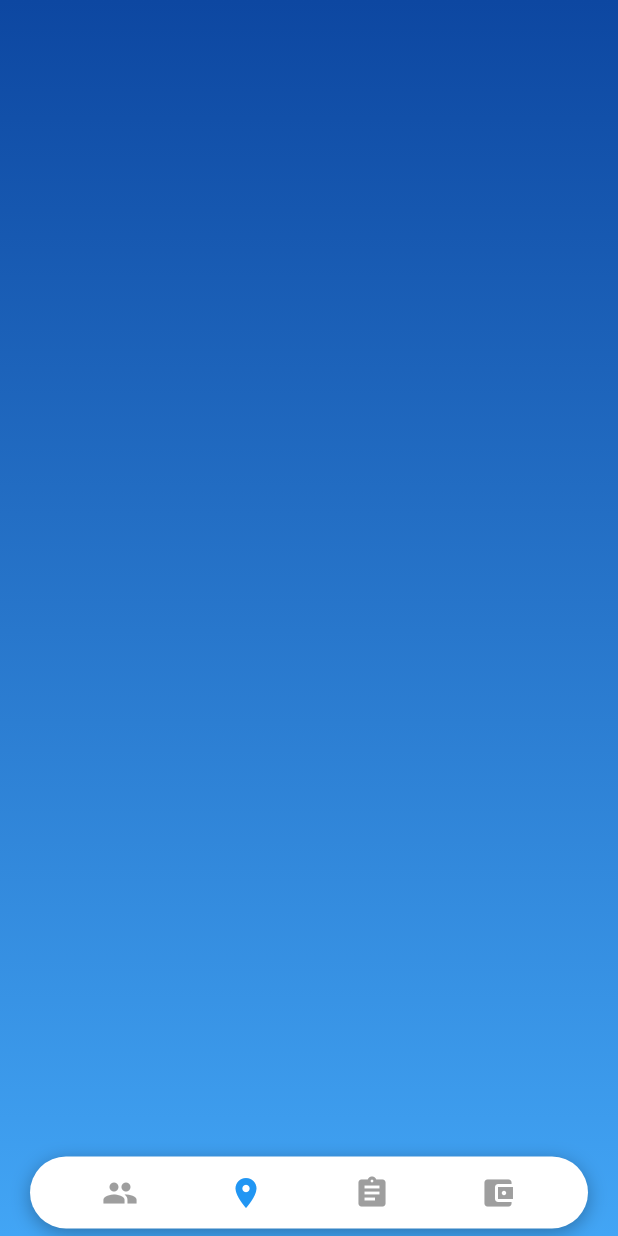
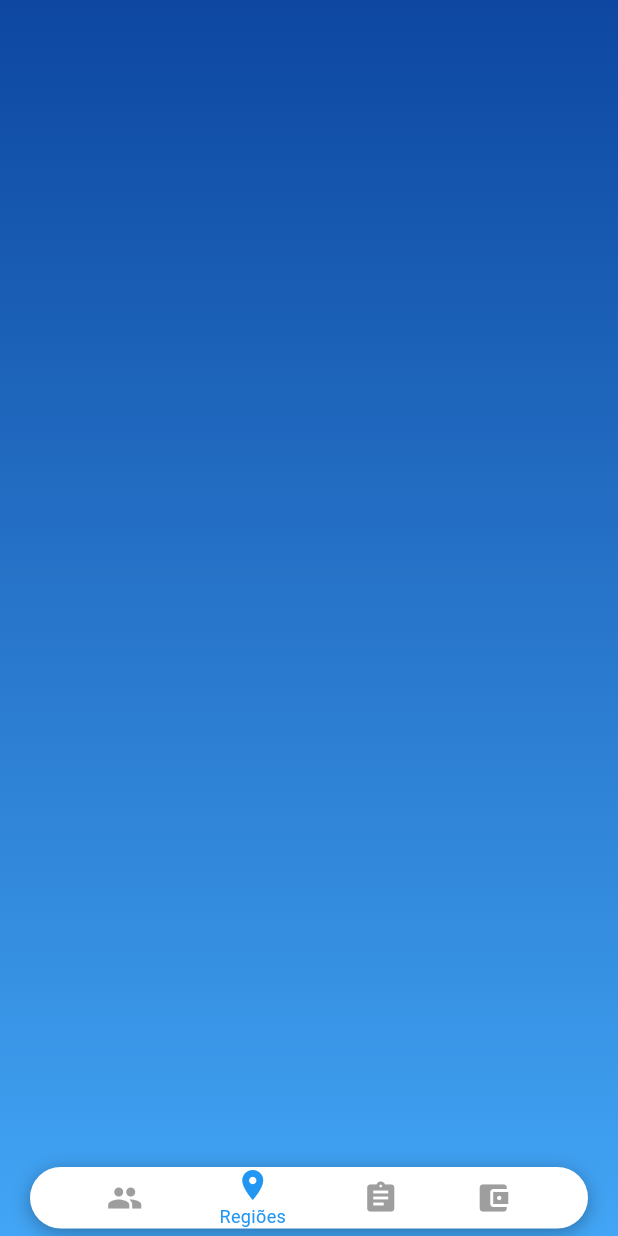
Before and after one commit to Israel-Silvestre/campanha, a Flutter app: the HomePage screen opened directly, scrolled down 141 dp, after a tap on the "location on" icon, on a phone screen of 412 x 824 dp. Run offline on Flutter 3.47's test engine with Material 3 defaults, Android fonts, the phone set to English and light mode, and no system bars; our stand-ins replace fl_chart.

Commit message:
chore: textos na navbar

```diff
--- a/lib/Pages/HomePage/Components/navigation_bar.dart
+++ b/lib/Pages/HomePage/Components/navigation_bar.dart
@@ -1,6 +1,6 @@
 import 'package:flutter/material.dart';
 
-class CustomBottomNavigationBar extends StatelessWidget {
+class CustomBottomNavigationBar extends StatefulWidget {
   final int currentIndex;
   final double marginLeft;
   final Function(int) onTap;
@@ -12,11 +12,39 @@ class CustomBottomNavigationBar extends StatelessWidget {
   });
 
   @override
+  _CustomBottomNavigationBarState createState() => _CustomBottomNavigationBarState();
+}
+
+class _CustomBottomNavigationBarState extends State<CustomBottomNavigationBar> with SingleTickerProviderStateMixin {
+  late AnimationController _controller;
+  late Animation<double> _animation;
+  late bool _shouldAnimate;
+
+  @override
+  void initState() {
+    super.initState();
+    _controller = AnimationController(
+      vsync: this,
+      duration: Duration(milliseconds: 300),
+    );
+    _animation = CurvedAnimation(parent: _controller, curve: Curves.easeInOut);
+    _shouldAnimate = true;
+  }
+
+  @override
+  void didUpdateWidget(covariant CustomBottomNavigationBar oldWidget) {
+    super.didUpdateWidget(oldWidget);
+    if (widget.currentIndex != oldWidget.currentIndex && _shouldAnimate) {
+      _controller.forward(from: 0.0);
+    }
+  }
+
+  @override
   Widget build(BuildContext context) {
     return Align(
       alignment: Alignment.bottomCenter,
       child: Padding(
-        padding: EdgeInsets.only(left: marginLeft, bottom: 5.0, right: 20.0),
+        padding: EdgeInsets.only(left: widget.marginLeft, bottom: 5.0, right: 20.0),
         child: Container(
           decoration: BoxDecoration(
             color: Colors.white,
@@ -32,38 +60,41 @@ class CustomBottomNavigationBar extends StatelessWidget {
           child: Row(
             mainAxisAlignment: MainAxisAlignment.spaceEvenly,
             children: [
-              IconButton(
-                onPressed: () {
-                  onTap(0); // Navega para a tela de gestão de lideranças
-                },
-                icon: Icon(Icons.people),
-                color: currentIndex == 0 ? Colors.blue : Colors.grey, // Altera a cor do ícone com base no índice selecionado
-              ),
-              IconButton(
-                onPressed: () {
-                  onTap(1); // Navega para a tela de gestão de regiões
-                },
-                icon: Icon(Icons.location_on),
-                color: currentIndex == 1 ? Colors.blue : Colors.grey, // Altera a cor do ícone com base no índice selecionado
-              ),
-              IconButton(
-                onPressed: () {
-                  onTap(2); // Navega para a tela de gestão de demandas
-                },
-                icon: Icon(Icons.assignment),
-                color: currentIndex == 2 ? Colors.blue : Colors.grey, // Altera a cor do ícone com base no índice selecionado
-              ),
-              IconButton(
-                onPressed: () {
-                  onTap(3); // Navega para a tela de administração de contas
-                },
-                icon: Icon(Icons.account_balance_wallet),
-                color: currentIndex == 3 ? Colors.blue : Colors.grey, // Altera a cor do ícone com base no índice selecionado
-              ),
+              _buildNavBarItem(Icons.people, "Lideranças", 0),
+              _buildNavBarItem(Icons.location_on, "Regiões", 1),
+              _buildNavBarItem(Icons.assignment, "Demandas", 2),
+              _buildNavBarItem(Icons.account_balance_wallet, "Financeiro", 3),
             ],
           ),
         ),
       ),
     );
   }
+
+  Widget _buildNavBarItem(IconData icon, String label, int index) {
+    final isSelected = widget.currentIndex == index;
+    final selectedColor = isSelected ? Colors.blue : Colors.grey;
+    return InkWell(
+      onTap: () {
+        widget.onTap(index);
+      },
+      child: Column(
+        mainAxisSize: MainAxisSize.min,
+        children: [
+          ScaleTransition(
+            scale: Tween<double>(begin: 0.9, end: 1.0).animate(_animation),
+            child: Icon(icon, color: selectedColor, size: 24.0),
+          ),
+          if (isSelected)
+            Text(label, style: TextStyle(color: selectedColor, fontSize: 12.0)),
+        ],
+      ),
+    );
+  }
+
+  @override
+  void dispose() {
+    _controller.dispose();
+    super.dispose();
+  }
 }
```
